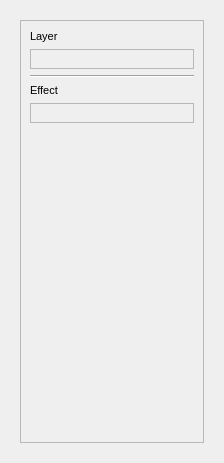
This is attributespane.ui in strattonbrazil/recife as Qt 5 draws it before an edit. The edited form follows.
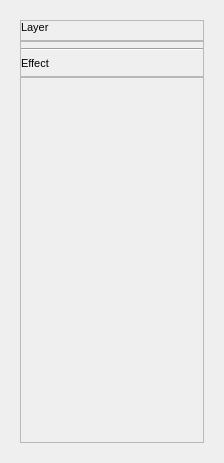
This is the edited form.

Patch:
```diff
--- a/attributespane.ui
+++ b/attributespane.ui
@@ -56,6 +56,18 @@
            </rect>
           </property>
           <layout class="QVBoxLayout" name="verticalLayout_4">
+           <property name="leftMargin">
+            <number>0</number>
+           </property>
+           <property name="topMargin">
+            <number>0</number>
+           </property>
+           <property name="rightMargin">
+            <number>0</number>
+           </property>
+           <property name="bottomMargin">
+            <number>0</number>
+           </property>
            <item>
             <widget class="QLabel" name="label_2">
              <property name="font">
@@ -76,7 +88,20 @@
              <property name="frameShadow">
               <enum>QFrame::Raised</enum>
              </property>
-             <layout class="QVBoxLayout" name="verticalLayout_6"/>
+             <layout class="QVBoxLayout" name="verticalLayout_6">
+              <property name="leftMargin">
+               <number>0</number>
+              </property>
+              <property name="topMargin">
+               <number>0</number>
+              </property>
+              <property name="rightMargin">
+               <number>0</number>
+              </property>
+              <property name="bottomMargin">
+               <number>0</number>
+              </property>
+             </layout>
             </widget>
            </item>
            <item>
@@ -106,7 +131,20 @@
              <property name="frameShadow">
               <enum>QFrame::Raised</enum>
              </property>
-             <layout class="QVBoxLayout" name="verticalLayout_5"/>
+             <layout class="QVBoxLayout" name="verticalLayout_5">
+              <property name="leftMargin">
+               <number>0</number>
+              </property>
+              <property name="topMargin">
+               <number>0</number>
+              </property>
+              <property name="rightMargin">
+               <number>0</number>
+              </property>
+              <property name="bottomMargin">
+               <number>0</number>
+              </property>
+             </layout>
             </widget>
            </item>
            <item>
```
